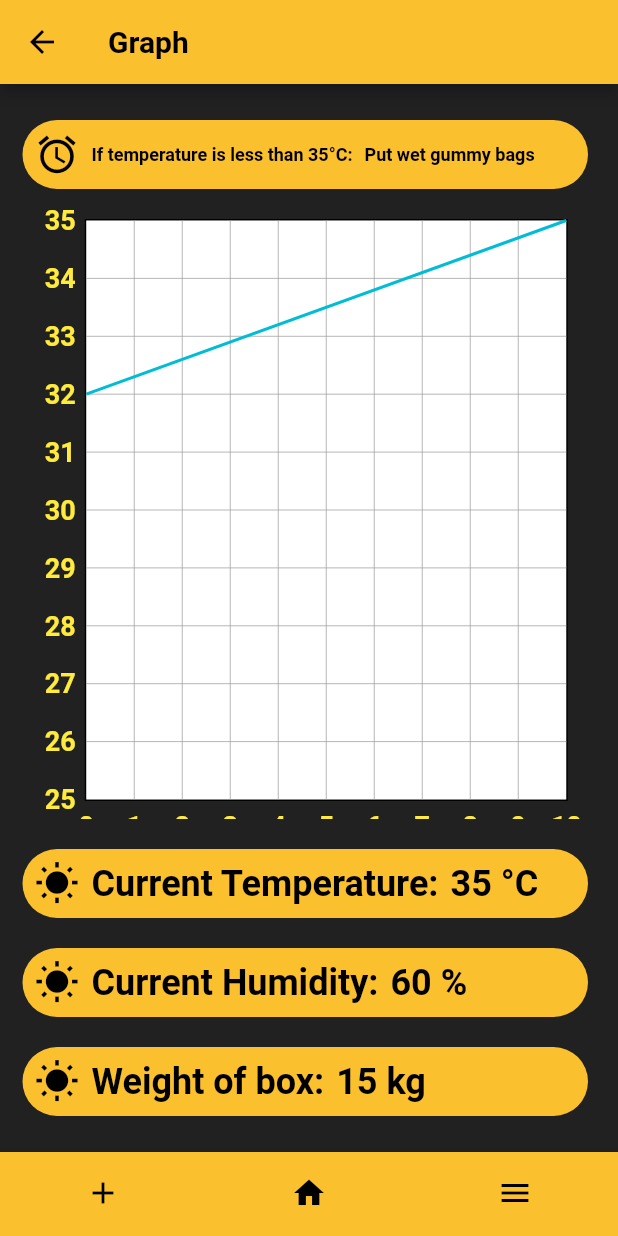
After one commit to Rahulm0106/Beekeeping-Project, a Flutter app: the LineCharts screen opened directly, on a phone screen of 412 x 824 dp. The commit adds this screen. Run offline on Flutter 3.47's test engine with Material 2 defaults, Android fonts, the phone set to English and light mode, and no system bars; drawn by our look-alikes of fl_chart; our stand-ins replace cloud_firestore, firebase_auth; accounts and stored records are empty.

Commit message:
new screen

```diff
--- /dev/null
+++ b/beekeeping_app/lib/Screens/graphscreen.dart
@@ -0,0 +1,383 @@
+
+import 'package:fl_chart/fl_chart.dart';
+import 'package:flutter/material.dart';
+import 'package:beekeeping_app/assets/app_layout.dart';
+
+class LineCharts extends StatelessWidget {
+  @override
+  Widget build(BuildContext context) {
+
+    const tempTextStyle =
+    TextStyle(fontSize: 18, color: Colors.yellow, fontWeight: FontWeight.bold);
+
+
+     return Scaffold(
+      backgroundColor: Colors.grey.shade900,
+      resizeToAvoidBottomPadding: true,
+      appBar: appBarBuilder('Graph'),
+      bottomNavigationBar: BottomNav(),
+      // body: !isloggedin
+      //     ? Center(child: CircularProgressIndicator())
+          body: Center(
+            child: SingleChildScrollView(
+                child: Container(
+
+                  padding: EdgeInsets.only(
+                      top: 0.0, right: 20.0, left: 15.0, bottom: 0.0),
+                  child: Column(
+                    children: <Widget>[
+                      SizedBox(
+                        height : 20,
+                      ),
+                      Container(
+          alignment: Alignment.center,
+            // height: auto,
+            // width: 350,
+            child: Center(
+              child: Row(
+                // children: [Center(
+                // child: Column(
+      // mainAxisSize: MainAxisSize.min,
+      // mainAxisAlignment: MainAxisAlignment.center,
+      // crossAxisAlignment: CrossAxisAlignment.center,
+      children: [
+         Container(
+           margin: const EdgeInsets.all(8),
+           child: Icon(Icons.alarm, color: Colors.black,size: 30, )),
+        Container(
+
+                child: Text(
+                  "If temperature is less than 35°C:",
+                  style: TextStyle(
+                    fontSize: 12,
+                    fontWeight: FontWeight.bold,
+                    color: Colors.black,
+                  ),
+                ),
+        ),
+        Container(
+                margin: const EdgeInsets.all(8),
+                child: Text(
+                  "Put wet gummy bags",
+                  style: TextStyle(
+                    fontSize: 12,
+                    fontWeight: FontWeight.bold,
+                    color: Colors.black,
+                  ),
+                ),
+        ),
+      ],
+    ),
+
+            ),
+
+
+            decoration: BoxDecoration(
+              borderRadius: BorderRadius.only(
+                topRight: Radius.circular(40.0),
+                bottomRight: Radius.circular(40.0),
+               topLeft: Radius.circular(40.0),
+                bottomLeft: Radius.circular(40.0)),
+              color: Colors.yellow.shade700,
+
+            ),
+
+            // child: Text(" Current Temperature ",style: TextStyle(color: Colors.yellow.shade700, fontSize: 20,fontWeight: FontWeight.bold),textAlign: TextAlign.center,)
+
+        ),
+                      SizedBox(height: 20,),
+                      SizedBox(
+            height : 400,
+            width: 350,
+
+        child: LineChart(
+
+        LineChartData(
+            backgroundColor: Colors.white,
+            lineTouchData: LineTouchData(enabled: false),
+            lineBarsData: [
+
+              LineChartBarData(
+                // colors: [
+                //   Colors.yellow.shade700,
+                // ],
+
+                spots: [
+                  FlSpot(0, 32),
+                  FlSpot(10, 35),
+                  // FlSpot(2, 3),
+                  // FlSpot(3, 3),
+                  // FlSpot(4, 5),
+                  // FlSpot(4, 4)
+                ],
+                isCurved: false,
+                barWidth: 2,
+                // colors: [
+                //   Colors.yellow.shade700,
+                // ],
+                // belowBarData: BarAreaData(
+                //   show: true,
+                //   colors: [Colors.lightGreen.withOpacity(0.4)],
+                //   cutOffY: cutOffYValue,
+                //   applyCutOffY: true,
+                // ),
+                // aboveBarData: BarAreaData(
+                //   show: true,
+                //   colors: [Colors.red.withOpacity(0.6)],
+                //   cutOffY: cutOffYValue,
+                //   applyCutOffY: true,
+                // ),
+                dotData: FlDotData(
+
+                  show: false,
+                ),
+              ),
+            ],
+            minY: 25,
+            minX: 0,
+
+            titlesData: FlTitlesData(
+              bottomTitles: SideTitles(
+                  showTitles: true,
+                  reservedSize: 6,
+                  textStyle: tempTextStyle,
+                  // getTitles: (value) {
+                  //   switch (value.toInt()) {
+                  //     case 0:
+                  //       return '2015';
+                  //     case 1:
+                  //       return '2016';
+                  //     case 2:
+                  //       return '2017';
+                  //     case 3:
+                  //       return '2018';
+                  //     case 4:
+                  //       return '2019';
+                  //     default:
+                  //       return '';
+                  //   }
+                  // }
+                  ),
+              leftTitles: SideTitles(
+                showTitles: true,
+                 textStyle: tempTextStyle,
+
+                // getTitles: (value) {
+                //   return '\$ ${value + 0}';
+                // },
+              ),
+            ),
+            axisTitleData: FlAxisTitleData(
+
+                // leftTitle: AxisTitle(showTitle: true, titleText: 'Value', margin: 10),
+                bottomTitle: AxisTitle(
+                    showTitle: true,
+                    margin: 25,
+                    titleText: 'Temperature',
+
+                    textStyle: tempTextStyle,
+                    textAlign: TextAlign.center)),
+            // gridData: FlGridData(
+            //   show: false,
+            //   checkToShowHorizontalLine: (double value) {
+            //     return value == 1 || value == 2 || value == 3 || value == 4;
+            //   },
+            // ),
+        ),
+        )),
+        SizedBox(
+            height:20
+        ),
+        Container(
+          alignment: Alignment.center,
+            // height: auto,
+            // width: 350,
+            child: Center(
+              child: Row(
+                // children: [Center(
+                // child: Column(
+      // mainAxisSize: MainAxisSize.min,
+      // mainAxisAlignment: MainAxisAlignment.center,
+      // crossAxisAlignment: CrossAxisAlignment.center,
+      children: [
+         Container(
+           margin: const EdgeInsets.all(8),
+           child: Icon(Icons.wb_sunny, color: Colors.black,size: 30, )),
+        Container(
+
+                child: Text(
+                  "Current Temperature:",
+                  style: TextStyle(
+                    fontSize: 24,
+                    fontWeight: FontWeight.bold,
+                    color: Colors.black,
+                  ),
+                ),
+        ),
+        Container(
+                margin: const EdgeInsets.all(8),
+                child: Text(
+                  "35 °C",
+                  style: TextStyle(
+                    fontSize: 24,
+                    fontWeight: FontWeight.bold,
+                    color: Colors.black,
+                  ),
+                ),
+        ),
+      ],
+    ),
+
+            ),
+
+
+            decoration: BoxDecoration(
+              borderRadius: BorderRadius.only(
+                topRight: Radius.circular(40.0),
+                bottomRight: Radius.circular(40.0),
+               topLeft: Radius.circular(40.0),
+                bottomLeft: Radius.circular(40.0)),
+              color: Colors.yellow.shade700,
+
+            ),
+
+            // child: Text(" Current Temperature ",style: TextStyle(color: Colors.yellow.shade700, fontSize: 20,fontWeight: FontWeight.bold),textAlign: TextAlign.center,)
+
+        ),
+        SizedBox(
+                        height : 20,
+                      ),
+
+       Container(
+          alignment: Alignment.center,
+            // height: auto,
+            // width: 350,
+            child: Center(
+              child: Row(
+                // children: [Center(
+                // child: Column(
+      // mainAxisSize: MainAxisSize.min,
+      // mainAxisAlignment: MainAxisAlignment.center,
+      // crossAxisAlignment: CrossAxisAlignment.center,
+      children: [
+         Container(
+           margin: const EdgeInsets.all(8),
+           child: Icon(Icons.wb_sunny, color: Colors.black,size: 30, )),
+        Container(
+
+                child: Text(
+                  "Current Humidity:",
+                  style: TextStyle(
+                    fontSize: 24,
+                    fontWeight: FontWeight.bold,
+                    color: Colors.black,
+                  ),
+                ),
+        ),
+        Container(
+                margin: const EdgeInsets.all(8),
+                child: Text(
+                  "60 %",
+                  style: TextStyle(
+                    fontSize: 24,
+                    fontWeight: FontWeight.bold,
+                    color: Colors.black,
+                  ),
+                ),
+        ),
+      ],
+    ),
+
+            ),
+
+
+            decoration: BoxDecoration(
+              borderRadius: BorderRadius.only(
+                topRight: Radius.circular(40.0),
+                bottomRight: Radius.circular(40.0),
+               topLeft: Radius.circular(40.0),
+                bottomLeft: Radius.circular(40.0)),
+              color: Colors.yellow.shade700,
+
+            ),
+
+            // child: Text(" Current Temperature ",style: TextStyle(color: Colors.yellow.shade700, fontSize: 20,fontWeight: FontWeight.bold),textAlign: TextAlign.center,)
+
+        ),
+        SizedBox(
+                        height : 20,
+                      ),
+        Container(
+          alignment: Alignment.center,
+            // height: auto,
+            // width: 350,
+            child: Center(
+              child: Row(
+                // children: [Center(
+                // child: Column(
+      // mainAxisSize: MainAxisSize.min,
+      // mainAxisAlignment: MainAxisAlignment.center,
+      // crossAxisAlignment: CrossAxisAlignment.center,
+      children: [
+         Container(
+           margin: const EdgeInsets.all(8),
+           child: Icon(Icons.wb_sunny, color: Colors.black,size: 30, )),
+        Container(
+
+                child: Text(
+                  "Weight of box:",
+                  style: TextStyle(
+                    fontSize: 24,
+                    fontWeight: FontWeight.bold,
+                    color: Colors.black,
+                  ),
+                ),
+        ),
+        Container(
+                margin: const EdgeInsets.all(8),
+                child: Text(
+                  "15 kg",
+                  style: TextStyle(
+                    fontSize: 24,
+                    fontWeight: FontWeight.bold,
+                    color: Colors.black,
+                  ),
+                ),
+        ),
+      ],
+    ),
+
+            ),
+
+
+            decoration: BoxDecoration(
+              borderRadius: BorderRadius.only(
+                topRight: Radius.circular(40.0),
+                bottomRight: Radius.circular(40.0),
+               topLeft: Radius.circular(40.0),
+                bottomLeft: Radius.circular(40.0)),
+              color: Colors.yellow.shade700,
+
+            ),
+
+            // child: Text(" Current Temperature ",style: TextStyle(color: Colors.yellow.shade700, fontSize: 20,fontWeight: FontWeight.bold),textAlign: TextAlign.center,)
+
+        ),
+        SizedBox(
+                        height : 20,
+                      ),
+
+
+
+
+                    ],
+                  ),
+                ),
+              ),
+          ),
+    );
+
+
+
+  }
+}
--- a/beekeeping_app/lib/Screens/locationlist.dart
+++ b/beekeeping_app/lib/Screens/locationlist.dart
@@ -1,3 +1,4 @@
+import 'package:beekeeping_app/Screens/graphscreen.dart';
 import 'package:beekeeping_app/screens/Login.dart';
 import 'package:flutter/material.dart';
 import 'package:beekeeping_app/assets/app_layout.dart';
@@ -85,7 +86,14 @@ class _MyLocationslistState extends State<MyLocationslist> {
           }
         },
       ),
-      onTap: () {},
+      onTap: () {
+
+                                              Navigator.push(
+                                                  context,
+                                                  MaterialPageRoute(
+                                                      builder: (context) =>
+                                                          LineCharts()));
+                                            },
     );
   }
 
--- a/beekeeping_app/pubspec.yaml
+++ b/beekeeping_app/pubspec.yaml
@@ -23,6 +23,7 @@ environment:
 dependencies:
   flutter:
     sdk: flutter
+  fl_chart: ^0.10.0
 
 
   # The following adds the Cupertino Icons font to your application.
```
Also changed, not shown: beekeeping_app/pubspec.lock.
